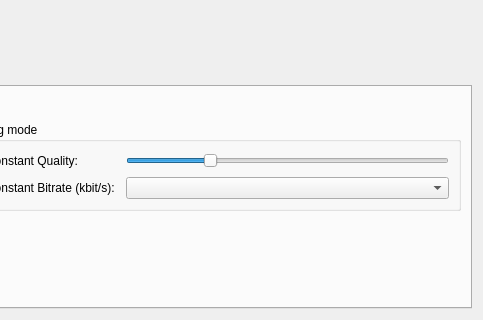
First picture: the form in dialog.ui, repository an146/qtheorafrontend, before the edit; both pictures show x 282 to 765 and y 137 to 457 of the 765 by 457 pixel window.
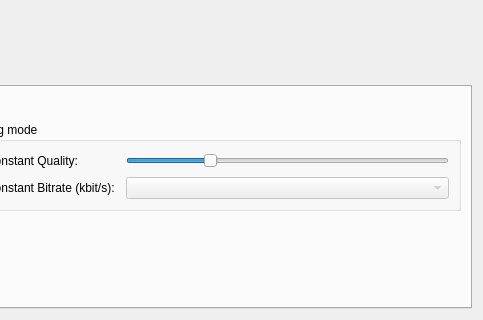
Second picture: the form after the edit. Icons and pictures are not drawn. Custom widgets are drawn as their Qt base class.

Commit message: working audio options

Patch:
```diff
--- a/dialog.ui
+++ b/dialog.ui
@@ -618,7 +618,11 @@
              </widget>
             </item>
             <item row="1" column="1">
-             <widget class="QComboBox" name="audio_bitrate"/>
+             <widget class="QComboBox" name="audio_bitrate">
+              <property name="enabled">
+               <bool>false</bool>
+              </property>
+             </widget>
             </item>
            </layout>
           </widget>
```
The commit also changes 1 other file.
